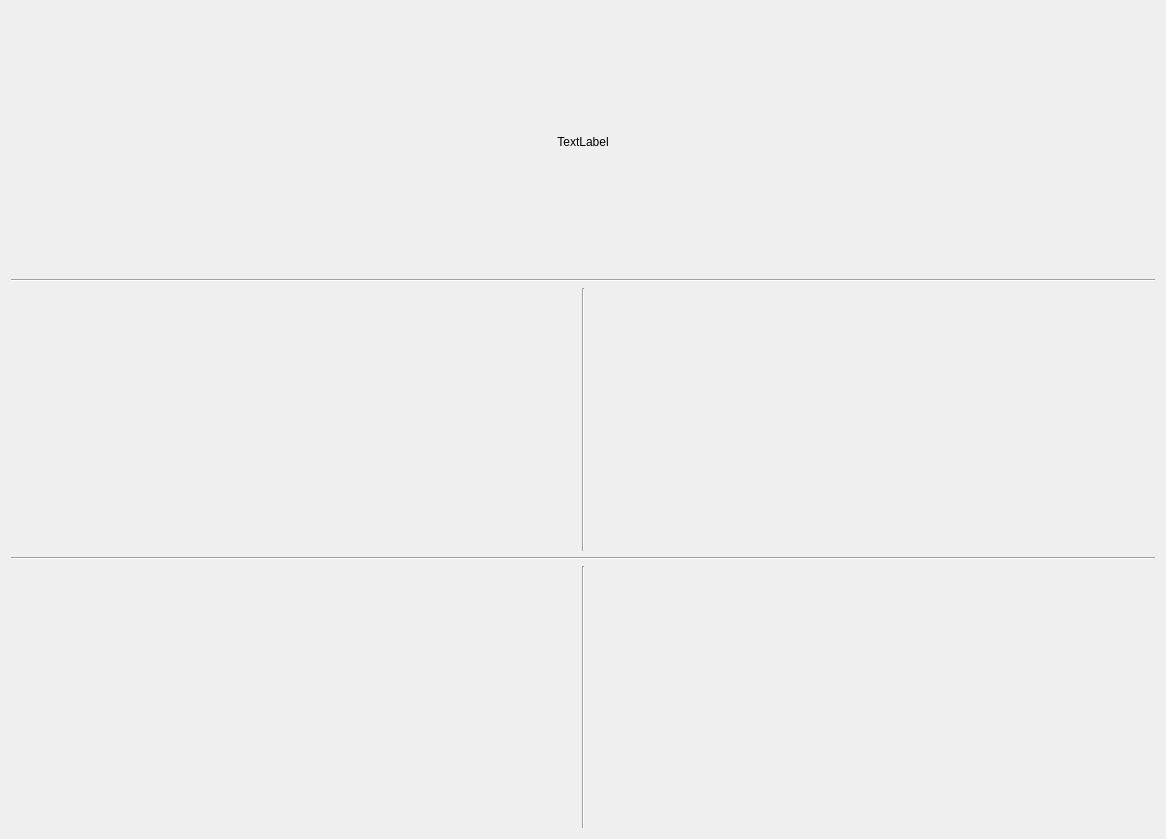
This is device.ui in epcpower/st as Qt 5 draws it before an edit. The edited form follows.
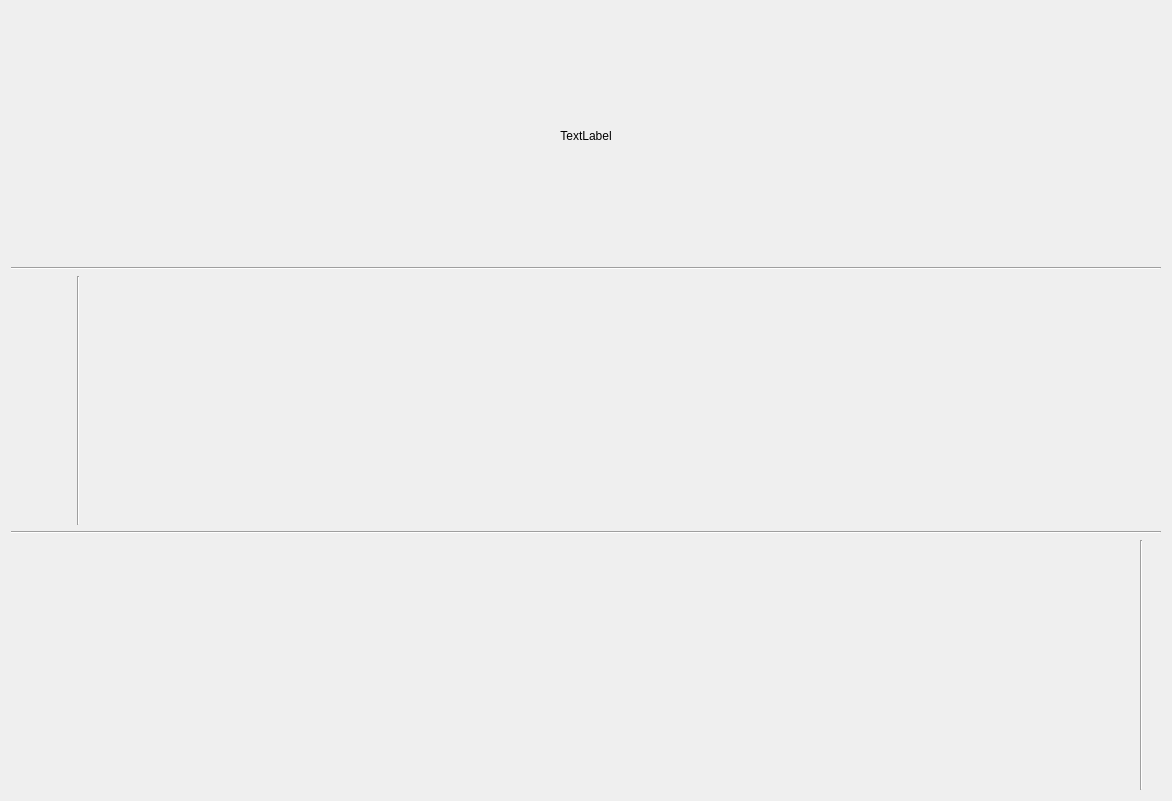
This is the edited form. Custom widgets are drawn as their Qt base class.

Commit message: Adjust and compact example device dash

The edit to the form file:
```diff
--- a/device.ui
+++ b/device.ui
@@ -6,8 +6,8 @@
    <rect>
     <x>0</x>
     <y>0</y>
-    <width>1166</width>
-    <height>839</height>
+    <width>1172</width>
+    <height>801</height>
    </rect>
   </property>
   <property name="windowTitle">
@@ -54,17 +54,9 @@
         <number>10</number>
        </property>
        <item>
-        <widget class="Toggle" name="toggle_9">
-         <property name="frame" stdset="0">
-          <string>StatusBits</string>
-         </property>
-         <property name="signal" stdset="0">
-          <string>PowerAvailAcRemote_status</string>
-         </property>
-        </widget>
-       </item>
+        <layout class="QHBoxLayout" name="horizontalLayout_2">
        <item>
-        <widget class="Toggle" name="toggle_10">
+          <widget class="Toggle" name="toggle_14">
          <property name="frame" stdset="0">
           <string>StatusBits</string>
          </property>
@@ -74,6 +66,18 @@
         </widget>
        </item>
        <item>
+          <widget class="Toggle" name="toggle_15">
+           <property name="frame" stdset="0">
+            <string>StatusBits</string>
+           </property>
+           <property name="signal" stdset="0">
+            <string>PowerAvailAcRemote_status</string>
+           </property>
+          </widget>
+         </item>
+        </layout>
+       </item>
+       <item>
         <layout class="QGridLayout" name="gridLayout">
          <item row="0" column="2">
           <widget class="Toggle" name="toggle_4">
@@ -261,6 +265,19 @@
        </item>
       </layout>
      </item>
+     <item>
+      <spacer name="horizontalSpacer_2">
+       <property name="orientation">
+        <enum>Qt::Horizontal</enum>
+       </property>
+       <property name="sizeHint" stdset="0">
+        <size>
+         <width>40</width>
+         <height>20</height>
+        </size>
+       </property>
+      </spacer>
+     </item>
     </layout>
    </item>
    <item>
@@ -275,6 +292,19 @@
      <property name="spacing">
       <number>6</number>
      </property>
+     <item>
+      <spacer name="horizontalSpacer">
+       <property name="orientation">
+        <enum>Qt::Horizontal</enum>
+       </property>
+       <property name="sizeHint" stdset="0">
+        <size>
+         <width>40</width>
+         <height>20</height>
+        </size>
+       </property>
+      </spacer>
+     </item>
      <item>
       <layout class="QVBoxLayout" name="verticalLayout_6">
        <item>
```
Lines whose indentation alone changed are shown as unchanged. The commit also changes 1 other file.
